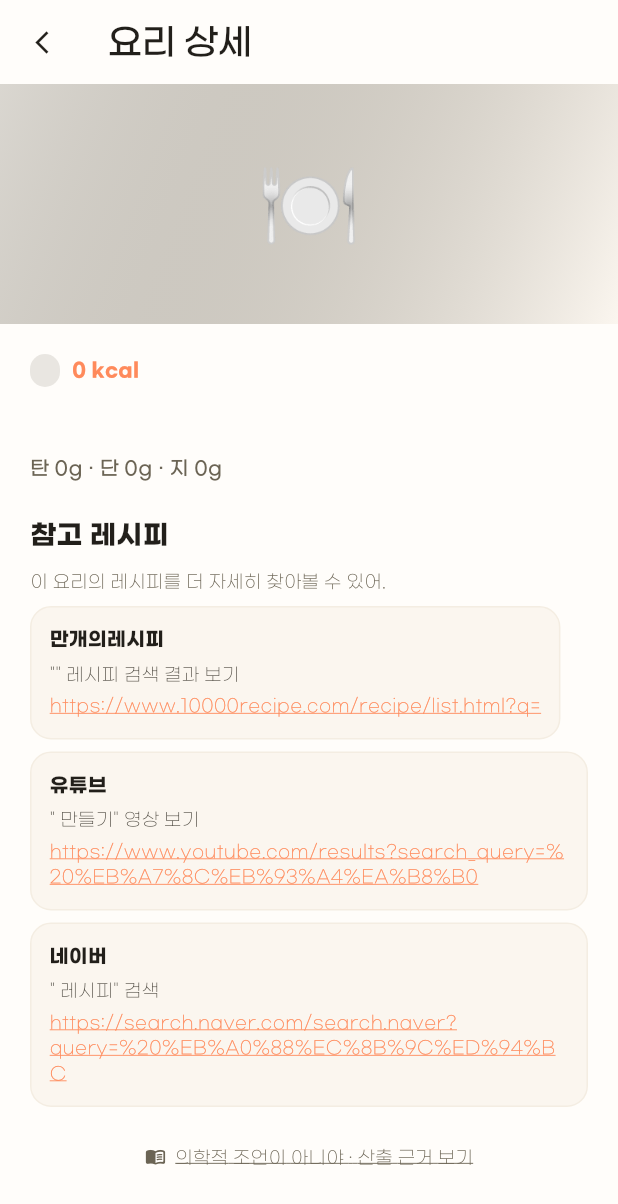
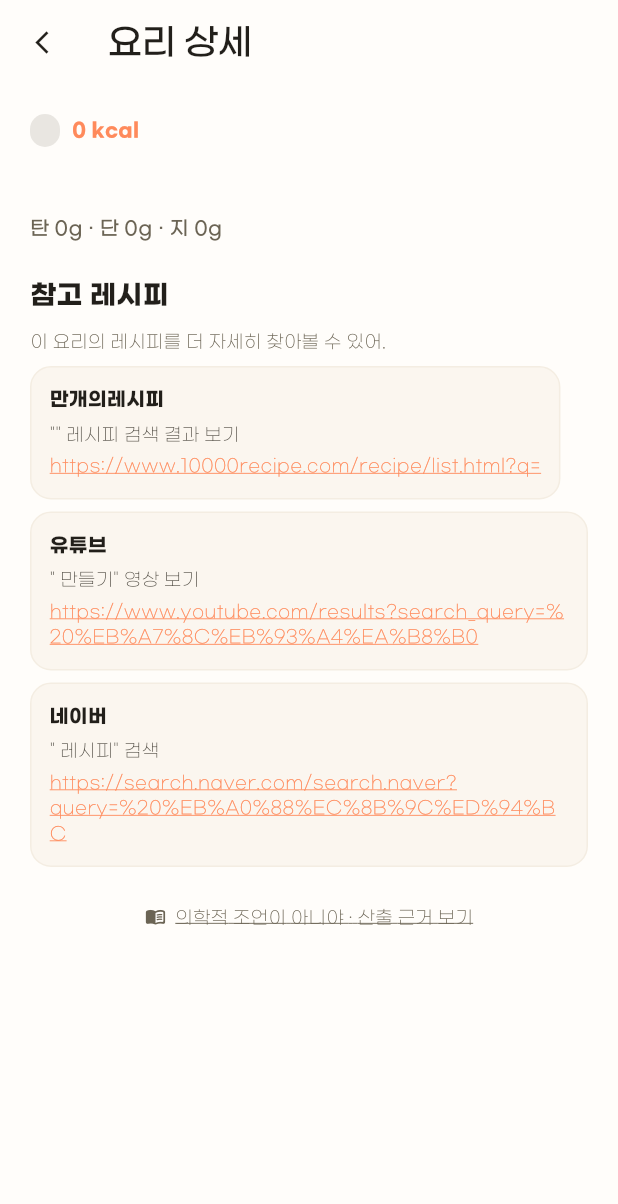
Before and after one commit to JihunLim/foodiet, a Flutter app: the MealDetailPage screen opened directly with empty values, on a phone screen of 412 x 824 dp. Shown: the top 1204 px of the screen. Run offline on Flutter 3.47's test engine with Material 3 defaults, Android fonts, the phone set to English and light mode, and no system bars; our stand-ins replace cached_network_image, firebase_core, firebase_crashlytics, firebase_messaging, flutter_dotenv, flutter_image_compress and 12 more; missing offline and left inert: app_tracking_transparency, home_widget, kakao_flutter_sdk_common, kakao_flutter_sdk_user; accounts and stored records are empty; network calls fail; project files that could hold a hidden picture were left out.

Commit message:
fix(meal-plan): 요리 상세에서 음식 이미지 헤더(이모지 플레이스홀더) 제거
식단추천 상세 화면 상단의 160px 이미지 헤더(_imageHeader: 그라데이션 + 🍽️
이모지 플레이스홀더)를 완전히 제거. 사진 표시 영역 없이 바로 끼니/칼로리·
재료·조리법으로 시작. 빈 상태/생성중 일러스트 이모지는 사진이 아니라 유지.

Co-Authored-By: Claude Opus 4.8 (1M context) <noreply@anthropic.com>

```diff
--- a/app/lib/features/insight/meal_detail_page.dart
+++ b/app/lib/features/insight/meal_detail_page.dart
@@ -1,7 +1,6 @@
 /// 요리 상세 — 식단의 한 끼니를 탭하면 진입.
 ///
-/// 상단: 음식 이미지(없으면 스타일 헤더). 하단: 재료(수량) · 만드는 방법 ·
-/// 쇼핑 구매리스트(쿠팡·이마트·컬리 검색) · 참고리스트.
+/// 재료(수량) · 만드는 방법 · 쇼핑 구매리스트(쿠팡·이마트·컬리 검색) · 참고리스트.
 /// 모든 상세는 식단 생성 시 함께 만들어져 plan_json 에 저장된 값이다.
 library;
 
@@ -37,7 +36,6 @@ class MealDetailPage extends StatelessWidget {
       body: ListView(
         padding: const EdgeInsets.only(bottom: FoodietShape.sp40),
         children: [
-          _imageHeader(),
           Padding(
             padding: const EdgeInsets.all(FoodietShape.sp20),
             child: Column(
@@ -69,24 +67,6 @@ class MealDetailPage extends StatelessWidget {
           ),
         ],
       ),
-    );
-  }
-
-  // 사진 제거 — 끼니색 그라데이션 + 이모지 헤더.
-  Widget _imageHeader() {
-    final c = _slotColor(meal.slot);
-    return Container(
-      height: 160,
-      width: double.infinity,
-      decoration: BoxDecoration(
-        gradient: LinearGradient(
-          begin: Alignment.topLeft,
-          end: Alignment.bottomRight,
-          colors: [c.withValues(alpha: 0.25), FoodietColors.cream50],
-        ),
-      ),
-      alignment: Alignment.center,
-      child: const Text('🍽️', style: TextStyle(fontSize: 56)),
     );
   }
 
```
